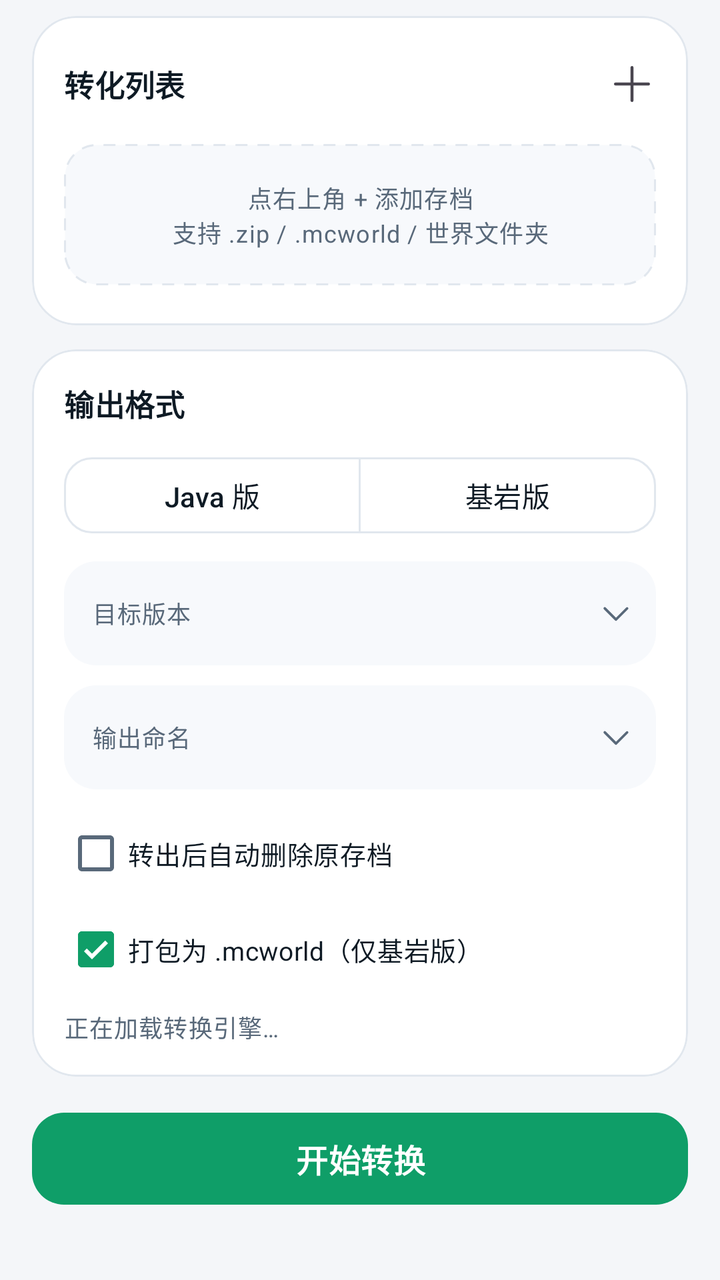
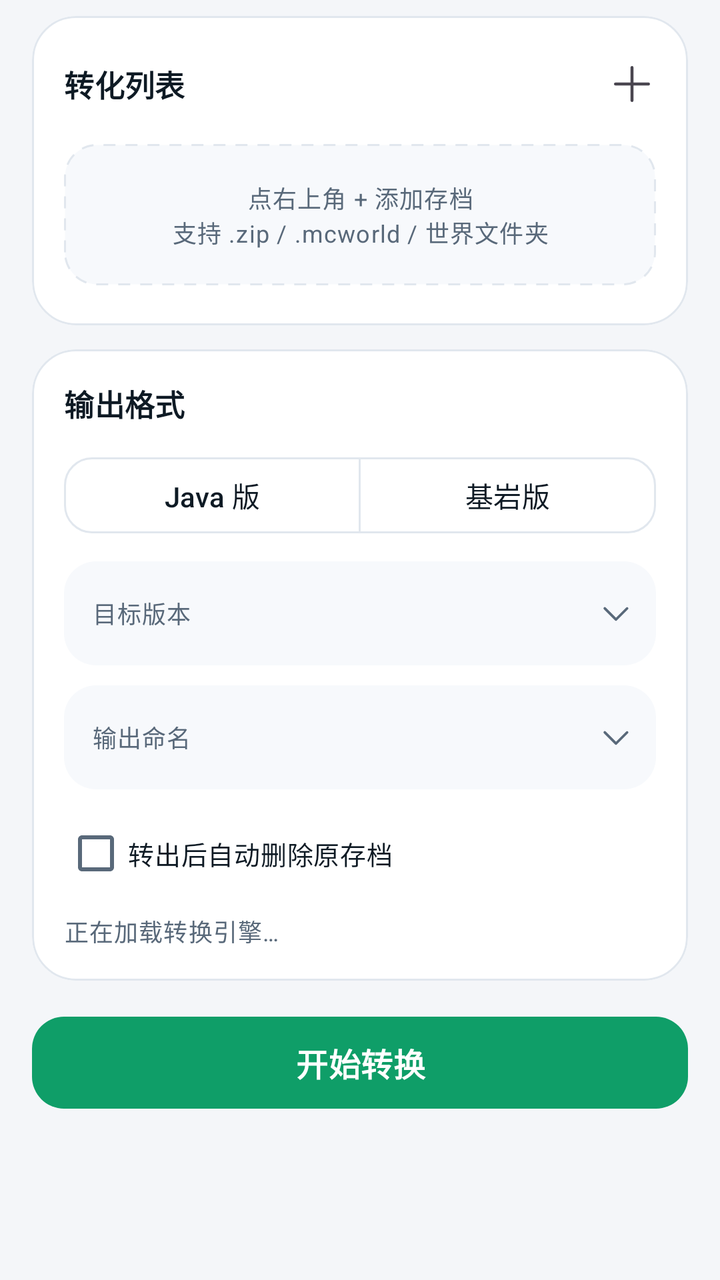

Compare the two renders of this Android layout. The source of the first and the diff that turns it into the second are given below.
<!-- AndroidManifest.xml: application theme Theme.LiteChunk -->
<!-- res/layout/fragment_convert.xml -->
<?xml version="1.0" encoding="utf-8"?>
<androidx.core.widget.NestedScrollView xmlns:android="http://schemas.android.com/apk/res/android"
    xmlns:app="http://schemas.android.com/apk/res-auto"
    android:layout_width="match_parent"
    android:layout_height="match_parent"
    android:clipToPadding="false"
    android:fillViewport="true"
    android:scrollbars="none">

    <LinearLayout
        android:layout_width="match_parent"
        android:layout_height="wrap_content"
        android:orientation="vertical"
        android:paddingStart="16dp"
        android:paddingTop="8dp"
        android:paddingEnd="16dp"
        android:paddingBottom="48dp">

        
        <com.google.android.material.card.MaterialCardView
            style="@style/Widget.LiteChunk.Card"
            android:layout_width="match_parent"
            android:layout_height="wrap_content">

            <LinearLayout
                android:layout_width="match_parent"
                android:layout_height="wrap_content"
                android:orientation="vertical"
                android:paddingStart="16dp"
                android:paddingTop="14dp"
                android:paddingEnd="8dp"
                android:paddingBottom="14dp">

                <LinearLayout
                    android:layout_width="match_parent"
                    android:layout_height="wrap_content"
                    android:gravity="center_vertical"
                    android:orientation="horizontal">

                    <TextView
                        android:layout_width="0dp"
                        android:layout_height="wrap_content"
                        android:layout_weight="1"
                        android:text="转化列表"
                        android:textAppearance="@style/Text.LiteChunk.Section" />

                    <TextView
                        android:id="@+id/tvQueueCount"
                        android:layout_width="wrap_content"
                        android:layout_height="wrap_content"
                        android:layout_marginEnd="6dp"
                        android:textAppearance="@style/Text.LiteChunk.Caption" />

                    <ImageButton
                        android:id="@+id/btnAdd"
                        android:layout_width="40dp"
                        android:layout_height="40dp"
                        android:background="?attr/selectableItemBackgroundBorderless"
                        android:contentDescription="添加存档"
                        android:src="@drawable/ic_add" />
                </LinearLayout>

                <TextView
                    android:id="@+id/tvQueueEmpty"
                    android:layout_width="match_parent"
                    android:layout_height="wrap_content"
                    android:layout_marginTop="10dp"
                    android:layout_marginEnd="8dp"
                    android:layout_marginBottom="6dp"
                    android:background="@drawable/bg_picker"
                    android:gravity="center"
                    android:padding="18dp"
                    android:text="点右上角 + 添加存档\n支持 .zip / .mcworld / 世界文件夹"
                    android:textAppearance="@style/Text.LiteChunk.Caption" />

                <androidx.recyclerview.widget.RecyclerView
                    android:id="@+id/rvQueue"
                    android:layout_width="match_parent"
                    android:layout_height="wrap_content"
                    android:layout_marginEnd="8dp"
                    android:nestedScrollingEnabled="false"
                    android:overScrollMode="never" />

                <TextView
                    android:id="@+id/tvQueueHint"
                    android:layout_width="match_parent"
                    android:layout_height="wrap_content"
                    android:layout_marginTop="4dp"
                    android:layout_marginEnd="8dp"
                    android:text="左滑或右滑可快速移除，也可以点右侧删除按钮"
                    android:textAppearance="@style/Text.LiteChunk.Caption"
                    android:visibility="gone" />
            </LinearLayout>
        </com.google.android.material.card.MaterialCardView>

        
        <com.google.android.material.card.MaterialCardView
            style="@style/Widget.LiteChunk.Card"
            android:layout_width="match_parent"
            android:layout_height="wrap_content"
            android:layout_marginTop="12dp">

            <LinearLayout
                android:layout_width="match_parent"
                android:layout_height="wrap_content"
                android:orientation="vertical"
                android:padding="16dp">

                <TextView
                    android:layout_width="wrap_content"
                    android:layout_height="wrap_content"
                    android:text="输出格式"
                    android:textAppearance="@style/Text.LiteChunk.Section" />

                <com.google.android.material.button.MaterialButtonToggleGroup
                    android:id="@+id/toggleEdition"
                    android:layout_width="match_parent"
                    android:layout_height="wrap_content"
                    android:layout_marginTop="12dp"
                    app:selectionRequired="true"
                    app:singleSelection="true">

                    <com.google.android.material.button.MaterialButton
                        android:id="@+id/btnJava"
                        style="@style/Widget.Material3.Button.OutlinedButton"
                        android:layout_width="0dp"
                        android:layout_height="46dp"
                        android:layout_weight="1"
                        android:text="Java 版"
                        android:textSize="14sp"
                        app:cornerRadius="14dp" />

                    <com.google.android.material.button.MaterialButton
                        android:id="@+id/btnBedrock"
                        style="@style/Widget.Material3.Button.OutlinedButton"
                        android:layout_width="0dp"
                        android:layout_height="46dp"
                        android:layout_weight="1"
                        android:text="基岩版"
                        android:textSize="14sp"
                        app:cornerRadius="14dp" />
                </com.google.android.material.button.MaterialButtonToggleGroup>

                <LinearLayout
                    android:id="@+id/rowVersion"
                    android:layout_width="match_parent"
                    android:layout_height="52dp"
                    android:layout_marginTop="10dp"
                    android:background="@drawable/bg_row"
                    android:clickable="true"
                    android:focusable="true"
                    android:gravity="center_vertical"
                    android:orientation="horizontal"
                    android:paddingStart="14dp"
                    android:paddingEnd="10dp">

                    <TextView
                        android:layout_width="wrap_content"
                        android:layout_height="wrap_content"
                        android:text="目标版本"
                        android:textAppearance="@style/Text.LiteChunk.Caption" />

                    <TextView
                        android:id="@+id/tvVersion"
                        android:layout_width="0dp"
                        android:layout_height="wrap_content"
                        android:layout_marginStart="12dp"
                        android:layout_weight="1"
                        android:textColor="@color/text"
                        android:textSize="14sp"
                        android:textStyle="bold" />

                    <ImageView
                        android:layout_width="20dp"
                        android:layout_height="20dp"
                        android:contentDescription="@null"
                        android:src="@drawable/ic_expand_more"
                        app:tint="@color/text_dim" />
                </LinearLayout>

                <LinearLayout
                    android:id="@+id/rowNaming"
                    android:layout_width="match_parent"
                    android:layout_height="52dp"
                    android:layout_marginTop="10dp"
                    android:background="@drawable/bg_row"
                    android:clickable="true"
                    android:focusable="true"
                    android:gravity="center_vertical"
                    android:orientation="horizontal"
                    android:paddingStart="14dp"
                    android:paddingEnd="10dp">

                    <TextView
                        android:layout_width="wrap_content"
                        android:layout_height="wrap_content"
                        android:text="输出命名"
                        android:textAppearance="@style/Text.LiteChunk.Caption" />

                    <TextView
                        android:id="@+id/tvNamingPreview"
                        android:layout_width="0dp"
                        android:layout_height="wrap_content"
                        android:layout_marginStart="12dp"
                        android:layout_weight="1"
                        android:ellipsize="middle"
                        android:singleLine="true"
                        android:textColor="@color/text"
                        android:textSize="14sp"
                        android:textStyle="bold" />

                    <ImageView
                        android:layout_width="20dp"
                        android:layout_height="20dp"
                        android:contentDescription="@null"
                        android:src="@drawable/ic_expand_more"
                        app:tint="@color/text_dim" />
                </LinearLayout>

                <com.google.android.material.checkbox.MaterialCheckBox
                    android:id="@+id/cbDeleteSource"
                    android:layout_width="match_parent"
                    android:layout_height="wrap_content"
                    android:layout_marginTop="8dp"
                    android:checked="false"
                    android:text="转出后自动删除原存档"
                    android:textColor="@color/text"
                    android:textSize="13sp" />

                <com.google.android.material.checkbox.MaterialCheckBox
                    android:id="@+id/cbPackMcworld"
                    android:layout_width="match_parent"
                    android:layout_height="wrap_content"
                    android:checked="true"
                    android:text="打包为 .mcworld（仅基岩版）"
                    android:textColor="@color/text"
                    android:textSize="13sp" />

                <TextView
                    android:id="@+id/tvEngine"
                    android:layout_width="match_parent"
                    android:layout_height="wrap_content"
                    android:layout_marginTop="6dp"
                    android:text="正在加载转换引擎…"
                    android:textAppearance="@style/Text.LiteChunk.Caption" />
            </LinearLayout>
        </com.google.android.material.card.MaterialCardView>

        <com.google.android.material.button.MaterialButton
            android:id="@+id/btnConvert"
            style="@style/Widget.LiteChunk.PrimaryButton"
            android:layout_width="match_parent"
            android:layout_height="54dp"
            android:layout_marginTop="14dp"
            android:enabled="false"
            android:text="开始转换" />

        
        <com.google.android.material.card.MaterialCardView
            android:id="@+id/cardProgress"
            style="@style/Widget.LiteChunk.Card"
            android:layout_width="match_parent"
            android:layout_height="wrap_content"
            android:layout_marginTop="12dp"
            android:visibility="gone">

            <LinearLayout
                android:layout_width="match_parent"
                android:layout_height="wrap_content"
                android:orientation="vertical"
                android:padding="16dp">

                <LinearLayout
                    android:layout_width="match_parent"
                    android:layout_height="wrap_content"
                    android:gravity="center_vertical"
                    android:orientation="horizontal">

                    <TextView
                        android:id="@+id/tvProgressTitle"
                        android:layout_width="0dp"
                        android:layout_height="wrap_content"
                        android:layout_weight="1"
                        android:textColor="@color/text"
                        android:textSize="14sp"
                        android:textStyle="bold" />

                    <TextView
                        android:id="@+id/tvProgressPercent"
                        android:layout_width="wrap_content"
                        android:layout_height="wrap_content"
                        android:textColor="@color/accent"
                        android:textSize="14sp"
                        android:textStyle="bold" />
                </LinearLayout>

                <com.google.android.material.progressindicator.LinearProgressIndicator
                    android:id="@+id/progress"
                    android:layout_width="match_parent"
                    android:layout_height="wrap_content"
                    android:layout_marginTop="10dp"
                    app:indicatorColor="@color/accent"
                    app:trackColor="@color/surface_high"
                    app:trackCornerRadius="4dp"
                    app:trackThickness="8dp" />

                <TextView
                    android:id="@+id/tvStage"
                    android:layout_width="match_parent"
                    android:layout_height="wrap_content"
                    android:layout_marginTop="10dp"
                    android:textAppearance="@style/Text.LiteChunk.Caption" />

                
                <TextView
                    android:id="@+id/tvQuote"
                    android:layout_width="match_parent"
                    android:layout_height="wrap_content"
                    android:layout_marginTop="4dp"
                    android:ellipsize="end"
                    android:maxLines="2"
                    android:textAppearance="@style/Text.LiteChunk.Caption"
                    android:textColor="@color/text_faint" />

                <LinearLayout
                    android:layout_width="match_parent"
                    android:layout_height="wrap_content"
                    android:layout_marginTop="10dp"
                    android:gravity="center_vertical"
                    android:orientation="horizontal">

                    <com.google.android.material.button.MaterialButton
                        android:id="@+id/btnCancel"
                        style="@style/Widget.LiteChunk.OutlinedButton"
                        android:layout_width="wrap_content"
                        android:layout_height="44dp"
                        android:text="取消" />

                    <TextView
                        android:id="@+id/tvGameEntry"
                        android:layout_width="0dp"
                        android:layout_height="wrap_content"
                        android:layout_marginStart="10dp"
                        android:layout_weight="1"
                        android:background="?attr/selectableItemBackground"
                        android:clickable="true"
                        android:focusable="true"
                        android:gravity="end"
                        android:paddingStart="8dp"
                        android:paddingTop="12dp"
                        android:paddingEnd="4dp"
                        android:paddingBottom="12dp"
                        android:text="等待的时候玩会儿小游戏？"
                        android:textColor="@color/accent"
                        android:textSize="12sp" />
                </LinearLayout>
            </LinearLayout>
        </com.google.android.material.card.MaterialCardView>

        
        <com.google.android.material.card.MaterialCardView
            android:id="@+id/cardOutputs"
            style="@style/Widget.LiteChunk.Card"
            android:layout_width="match_parent"
            android:layout_height="wrap_content"
            android:layout_marginTop="12dp"
            android:visibility="gone">

            <LinearLayout
                android:layout_width="match_parent"
                android:layout_height="wrap_content"
                android:orientation="vertical"
                android:paddingStart="16dp"
                android:paddingTop="14dp"
                android:paddingEnd="16dp"
                android:paddingBottom="14dp">

                <TextView
                    android:layout_width="wrap_content"
                    android:layout_height="wrap_content"
                    android:text="本轮输出"
                    android:textAppearance="@style/Text.LiteChunk.Section" />

                <androidx.recyclerview.widget.RecyclerView
                    android:id="@+id/rvOutputs"
                    android:layout_width="match_parent"
                    android:layout_height="wrap_content"
                    android:layout_marginTop="8dp"
                    android:nestedScrollingEnabled="false"
                    android:overScrollMode="never" />

                <TextView
                    android:id="@+id/tvGoFiles"
                    android:layout_width="wrap_content"
                    android:layout_height="wrap_content"
                    android:layout_marginTop="4dp"
                    android:paddingTop="8dp"
                    android:paddingBottom="8dp"
                    android:text="前往文件页管理全部输出 ›"
                    android:textColor="@color/accent"
                    android:textSize="13sp" />
            </LinearLayout>
        </com.google.android.material.card.MaterialCardView>

        
        <com.google.android.material.card.MaterialCardView
            android:id="@+id/cardError"
            style="@style/Widget.LiteChunk.Card"
            android:layout_width="match_parent"
            android:layout_height="wrap_content"
            android:layout_marginTop="12dp"
            android:visibility="gone">

            <LinearLayout
                android:layout_width="match_parent"
                android:layout_height="wrap_content"
                android:orientation="vertical"
                android:padding="16dp">

                <TextView
                    android:layout_width="wrap_content"
                    android:layout_height="wrap_content"
                    android:text="转换失败"
                    android:textColor="@color/danger"
                    android:textSize="14sp"
                    android:textStyle="bold" />

                <TextView
                    android:id="@+id/tvError"
                    android:layout_width="match_parent"
                    android:layout_height="wrap_content"
                    android:layout_marginTop="6dp"
                    android:textAppearance="@style/Text.LiteChunk.Caption" />

                <com.google.android.material.button.MaterialButton
                    android:id="@+id/btnDismissError"
                    style="@style/Widget.LiteChunk.TextButton"
                    android:layout_width="wrap_content"
                    android:layout_height="wrap_content"
                    android:layout_marginTop="4dp"
                    android:text="知道了" />
            </LinearLayout>
        </com.google.android.material.card.MaterialCardView>

    </LinearLayout>
</androidx.core.widget.NestedScrollView>
<!-- resources referenced by this layout -->
<resources>
  <color name="accent">#FF0F9E68</color>
  <color name="danger">#FFD92D20</color>
  <color name="surface_high">#FFF2F5F9</color>
  <color name="text">#FF0E1A24</color>
  <color name="text_dim">#FF59697A</color>
  <color name="text_faint">#FF8B9AA8</color>
  <!-- drawable bg_row (drawable) -->
  <?xml version="1.0" encoding="utf-8"?>
  <ripple xmlns:android="http://schemas.android.com/apk/res/android"
      android:color="@color/accent_24">
      <item>
          <shape android:shape="rectangle">
              <corners android:radius="16dp" />
              <solid android:color="@color/row_bg" />
          </shape>
      </item>
  </ripple>
  <!-- drawable ic_add (drawable) -->
  <?xml version="1.0" encoding="utf-8"?>
  <vector xmlns:android="http://schemas.android.com/apk/res/android"
      android:width="24dp"
      android:height="24dp"
      android:tint="?attr/colorControlNormal"
      android:viewportHeight="16"
      android:viewportWidth="16">
      <path
          android:fillColor="#FFFFFFFF"
          android:pathData="M8,2a0.5,0.5 0 0,1 0.5,0.5V7.5h5a0.5,0.5 0 0,1 0,1h-5v5a0.5,0.5 0 0,1 -1,0v-5h-5a0.5,0.5 0 0,1 0,-1h5v-5A0.5,0.5 0 0,1 8,2z" />
  </vector>
  <!-- drawable ic_expand_more (drawable) -->
  <?xml version="1.0" encoding="utf-8"?>
  <vector xmlns:android="http://schemas.android.com/apk/res/android"
      android:width="24dp"
      android:height="24dp"
      android:tint="?attr/colorControlNormal"
      android:viewportHeight="16"
      android:viewportWidth="16">
      <path
          android:fillColor="#FFFFFFFF"
          android:pathData="M3.15,5.65a0.5,0.5 0 0,1 0.7,0L8,9.79l4.15,-4.14a0.5,0.5 0 0,1 0.7,0.7l-4.5,4.5a0.5,0.5 0 0,1 -0.7,0l-4.5,-4.5a0.5,0.5 0 0,1 0,-0.7z" />
  </vector>
  <style name="Text.LiteChunk.Caption" parent="TextAppearance.Material3.BodySmall">
          <item name="android:textColor">@color/text_dim</item>
          <item name="android:textSize">12sp</item>
      </style>
  <style name="Text.LiteChunk.Section" parent="TextAppearance.Material3.TitleMedium">
          <item name="android:textColor">@color/text</item>
          <item name="android:textSize">15sp</item>
          <item name="android:textStyle">bold</item>
      </style>
  <style name="Widget.LiteChunk.Card" parent="Widget.Material3.CardView.Outlined">
          <item name="cardCornerRadius">22dp</item>
          <item name="cardElevation">0dp</item>
          <item name="strokeColor">@color/divider</item>
          <item name="strokeWidth">1dp</item>
          <item name="cardBackgroundColor">@color/surface</item>
      </style>
  <style name="Widget.LiteChunk.OutlinedButton" parent="Widget.Material3.Button.OutlinedButton">
          <item name="android:layout_height">44dp</item>
          <item name="cornerRadius">14dp</item>
          <item name="strokeColor">@color/divider</item>
          <item name="android:textColor">@color/text</item>
          <item name="android:textSize">13sp</item>
      </style>
  <style name="Widget.LiteChunk.PrimaryButton" parent="Widget.Material3.Button">
          <item name="android:layout_height">54dp</item>
          <item name="cornerRadius">16dp</item>
          <item name="android:textSize">16sp</item>
          <item name="android:textStyle">bold</item>
          <item name="android:letterSpacing">0.01</item>
          <item name="backgroundTint">@color/accent</item>
          <item name="android:textColor">@color/white</item>
      </style>
  <style name="Widget.LiteChunk.TextButton" parent="Widget.Material3.Button.TextButton">
          <item name="android:textColor">@color/accent</item>
          <item name="android:textSize">14sp</item>
      </style>
  <color name="row_bg_pressed">#FFEDF1F6</color>
  <color name="accent_24">#3D0F9E68</color>
  <color name="row_bg">#FFF7F9FC</color>
  <color name="divider">#FFE1E7EE</color>
  <color name="surface">#FFFFFFFF</color>
  <color name="white">#FFFFFFFF</color>
  <color name="accent_container">#FFE1F5EC</color>
  <color name="accent_alt">#FF2568CE</color>
  <color name="accent_alt_container">#FFE6EFFC</color>
  <color name="bg">#FFF4F6F9</color>
  <!-- unchanged entries left out for length: 2 -->
</resources>

<!-- the commit's change to res/layout/fragment_convert.xml (unified diff, before → after) -->
@@ -227,15 +227,6 @@
                     android:textColor="@color/text"
                     android:textSize="13sp" />
 
-                <com.google.android.material.checkbox.MaterialCheckBox
-                    android:id="@+id/cbPackMcworld"
-                    android:layout_width="match_parent"
-                    android:layout_height="wrap_content"
-                    android:checked="true"
-                    android:text="打包为 .mcworld（仅基岩版）"
-                    android:textColor="@color/text"
-                    android:textSize="13sp" />
-
                 <TextView
                     android:id="@+id/tvEngine"
                     android:layout_width="match_parent"
@@ -303,6 +294,14 @@
                     app:trackColor="@color/surface_high"
                     app:trackCornerRadius="4dp"
                     app:trackThickness="8dp" />
+
+                
+                <com.frenetic.litechunk.MoleGrid
+                    android:id="@+id/moleGrid"
+                    android:layout_width="match_parent"
+                    android:layout_height="wrap_content"
+                    android:layout_marginTop="12dp"
+                    android:visibility="gone" />
 
                 <TextView
                     android:id="@+id/tvStage"
@@ -350,7 +349,7 @@
                         android:paddingTop="12dp"
                         android:paddingEnd="4dp"
                         android:paddingBottom="12dp"
-                        android:text="等待的时候玩会儿小游戏？"
+                        android:text="等待时玩点游戏？"
                         android:textColor="@color/accent"
                         android:textSize="12sp" />
                 </LinearLayout>
